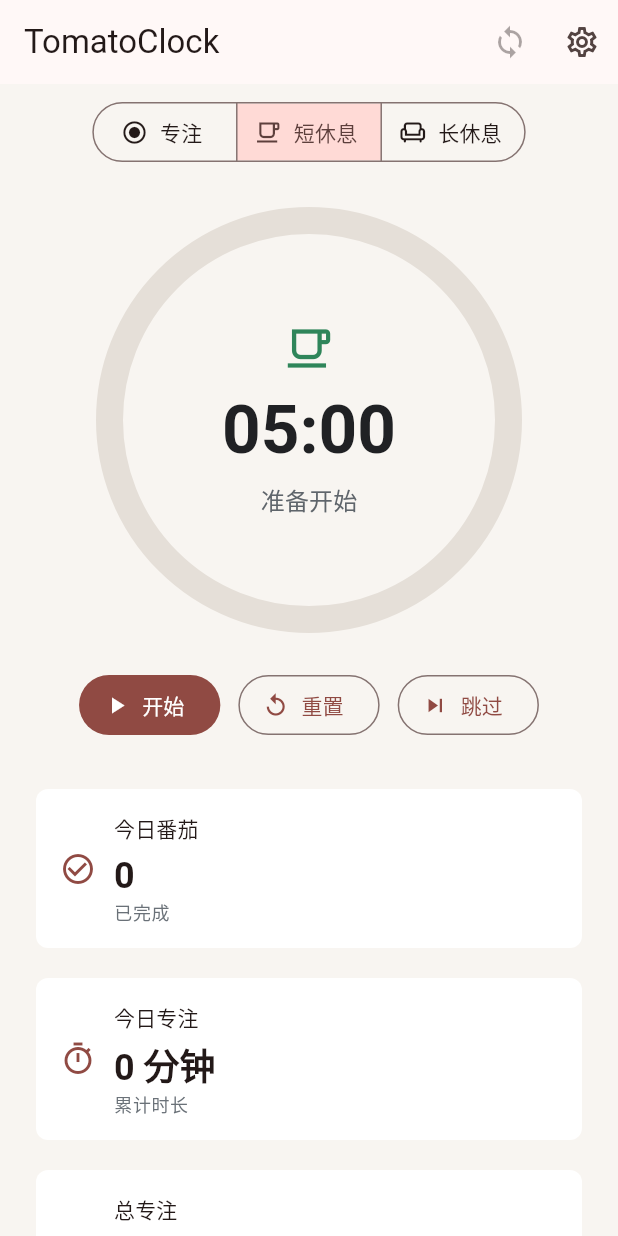
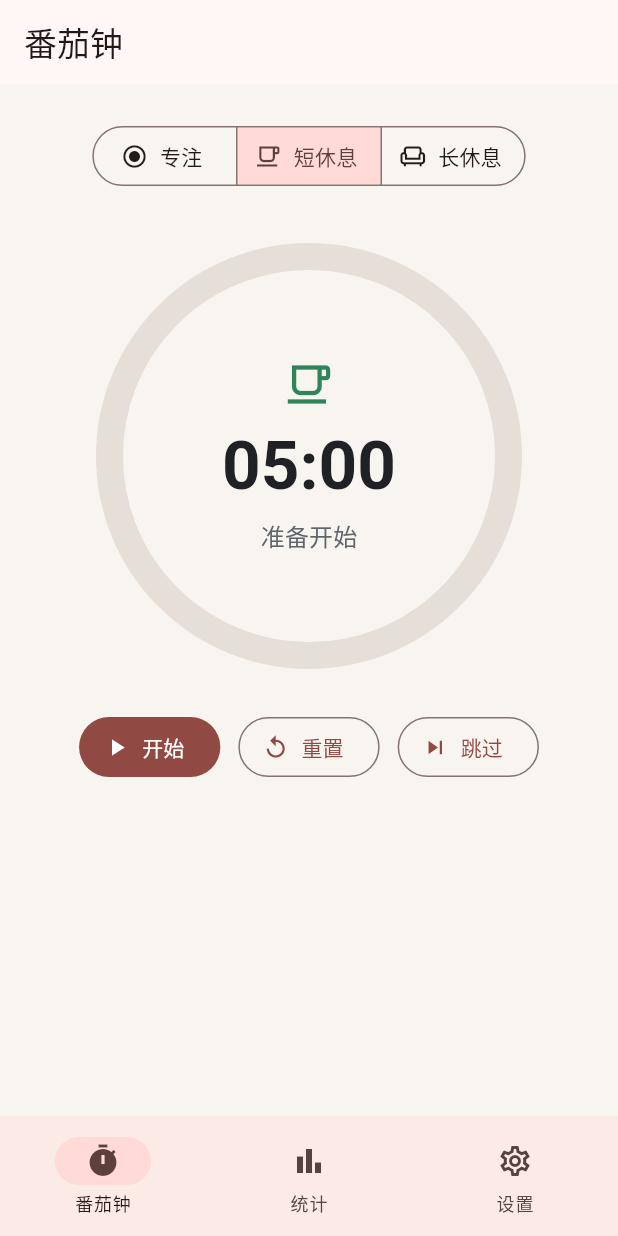
Before and after one commit to WuCaiCaiCai/Gan_clock, a Flutter app: the screen it shows after launch, after a tap on "短休息", on a phone screen of 412 x 824 dp. Run offline on Flutter 3.47's test engine with Material 3 defaults, Android fonts, the light colour scheme and no system bars.

Commit message:
Separate timer stats and settings views

```diff
--- a/lib/main.dart
+++ b/lib/main.dart
@@ -96,6 +96,7 @@
 
 class _TomatoHomePageState extends State<TomatoHomePage> {
   AppController? _controller;
+  int _selectedIndex = 0;
 
   @override
   void didChangeDependencies() {
@@ -134,73 +135,210 @@
   Widget build(BuildContext context) {
     final controller = AppScope.watch(context);
     final data = controller.data;
-    final timer = data.timer;
-    final settings = data.settings;
-    final color = _modeColor(timer.mode);
 
     return Scaffold(
-      appBar: AppBar(
-        title: const Text('TomatoClock'),
-        actions: [
-          IconButton(
-            tooltip: '同步',
-            onPressed: settings.webDav.isConfigured && !controller.syncing
-                ? controller.syncNow
-                : null,
-            icon: controller.syncing
-                ? const SizedBox.square(
-                    dimension: 20,
-                    child: CircularProgressIndicator(strokeWidth: 2),
-                  )
-                : const Icon(Icons.sync),
-          ),
-          IconButton(
-            tooltip: '设置',
-            onPressed: () => _openSettings(context),
-            icon: const Icon(Icons.settings_outlined),
+      appBar: AppBar(title: Text(_pageTitle(_selectedIndex))),
+      body: SafeArea(
+        child: controller.loading
+            ? const Center(child: CircularProgressIndicator())
+            : IndexedStack(
+                index: _selectedIndex,
+                children: [
+                  _TimerPage(controller: controller, data: data),
+                  _StatsPage(data: data),
+                  _SettingsPage(
+                    controller: controller,
+                    settings: data.settings,
                   ),
                 ],
               ),
-      body: SafeArea(
-        child: controller.loading
-            ? const Center(child: CircularProgressIndicator())
-            : Center(
+      ),
+      bottomNavigationBar: NavigationBar(
+        selectedIndex: _selectedIndex,
+        onDestinationSelected: (index) {
+          setState(() {
+            _selectedIndex = index;
+          });
+        },
+        destinations: const [
+          NavigationDestination(
+            icon: Icon(Icons.timer_outlined),
+            selectedIcon: Icon(Icons.timer),
+            label: '番茄钟',
+          ),
+          NavigationDestination(
+            icon: Icon(Icons.bar_chart_outlined),
+            selectedIcon: Icon(Icons.bar_chart),
+            label: '统计',
+          ),
+          NavigationDestination(
+            icon: Icon(Icons.settings_outlined),
+            selectedIcon: Icon(Icons.settings),
+            label: '设置',
+          ),
+        ],
+      ),
+    );
+  }
+}
+
+class _TimerPage extends StatelessWidget {
+  const _TimerPage({required this.controller, required this.data});
+
+  final AppController controller;
+  final TomatoData data;
+
+  @override
+  Widget build(BuildContext context) {
+    final timer = data.timer;
+    return Center(
       child: ConstrainedBox(
-                  constraints: const BoxConstraints(maxWidth: 720),
+        constraints: const BoxConstraints(maxWidth: 560),
         child: ListView(
-                    padding: const EdgeInsets.fromLTRB(20, 8, 20, 28),
+          padding: const EdgeInsets.fromLTRB(20, 24, 20, 32),
           children: [
             _ModeSelector(
               selected: timer.mode,
               enabled: timer.phase != TimerPhase.running,
               onChanged: controller.selectMode,
             ),
-                      const SizedBox(height: 26),
-                      TimerProgressRing(snapshot: timer, color: color),
-                      const SizedBox(height: 24),
+            const SizedBox(height: 34),
+            TimerProgressRing(snapshot: timer, color: _modeColor(timer.mode)),
+            const SizedBox(height: 28),
             _TimerActions(controller: controller, phase: timer.phase),
-                      const SizedBox(height: 28),
+          ],
+        ),
+      ),
+    );
+  }
+}
+
+class _StatsPage extends StatelessWidget {
+  const _StatsPage({required this.data});
+
+  final TomatoData data;
+
+  @override
+  Widget build(BuildContext context) {
+    return Center(
+      child: ConstrainedBox(
+        constraints: const BoxConstraints(maxWidth: 720),
+        child: ListView(
+          padding: const EdgeInsets.fromLTRB(20, 12, 20, 32),
+          children: [
             _TodayStats(data: data),
             const SizedBox(height: 16),
             FocusHeatmap(focusSecondsByDay: data.focusSecondsByDay()),
             const SizedBox(height: 16),
-                      _RecentSessions(sessions: data.sessions.take(5).toList()),
+            _RecentSessions(sessions: data.sessions.take(8).toList()),
           ],
-                  ),
-                ),
         ),
       ),
     );
   }
+}
 
-  void _openSettings(BuildContext context) {
+class _SettingsPage extends StatelessWidget {
+  const _SettingsPage({required this.controller, required this.settings});
+
+  final AppController controller;
+  final AppSettings settings;
+
+  @override
+  Widget build(BuildContext context) {
+    return Center(
+      child: ConstrainedBox(
+        constraints: const BoxConstraints(maxWidth: 720),
+        child: ListView(
+          padding: const EdgeInsets.fromLTRB(20, 12, 20, 32),
+          children: [
+            Card(
+              color: Colors.white,
+              child: Column(
+                children: [
+                  ListTile(
+                    leading: const Icon(Icons.tune),
+                    title: const Text('计时设置'),
+                    subtitle: Text(
+                      '专注 ${settings.focusMinutes} 分钟 · 短休 ${settings.shortBreakMinutes} 分钟 · 长休 ${settings.longBreakMinutes} 分钟',
+                    ),
+                    trailing: const Icon(Icons.chevron_right),
+                    onTap: () => _openTimerSettings(context),
+                  ),
+                  const Divider(height: 1, indent: 56),
+                  ListTile(
+                    leading: const Icon(Icons.vibration),
+                    title: const Text('切换提醒'),
+                    subtitle: Text(
+                      '${settings.completionHapticsEnabled ? '震动开启' : '震动关闭'} · ${settings.completionSoundEnabled ? '音效开启' : '音效关闭'}',
+                    ),
+                    trailing: const Icon(Icons.chevron_right),
+                    onTap: () => _openFeedbackSettings(context),
+                  ),
+                  const Divider(height: 1, indent: 56),
+                  ListTile(
+                    leading: const Icon(Icons.cloud_sync_outlined),
+                    title: const Text('WebDAV 同步'),
+                    subtitle: Text(
+                      settings.webDav.isConfigured ? '已配置远端备份' : '未配置',
+                    ),
+                    trailing: controller.syncing
+                        ? const SizedBox.square(
+                            dimension: 20,
+                            child: CircularProgressIndicator(strokeWidth: 2),
+                          )
+                        : const Icon(Icons.chevron_right),
+                    onTap: controller.syncing
+                        ? null
+                        : () => _openWebDavSettings(context),
+                  ),
+                ],
+              ),
+            ),
+          ],
+        ),
+      ),
+    );
+  }
+}
+
+String _pageTitle(int index) {
+  switch (index) {
+    case 0:
+      return '番茄钟';
+    case 1:
+      return '统计';
+    case 2:
+      return '设置';
+    default:
+      return 'TomatoClock';
+  }
+}
+
+void _openTimerSettings(BuildContext context) {
   showModalBottomSheet<void>(
     context: context,
+    showDragHandle: true,
     isScrollControlled: true,
-      showDragHandle: true,
-      builder: (_) => const SettingsSheet(),
+    builder: (_) => const _TimerSettingsSheet(),
   );
 }
+
+void _openFeedbackSettings(BuildContext context) {
+  showModalBottomSheet<void>(
+    context: context,
+    showDragHandle: true,
+    builder: (_) => const _FeedbackSettingsSheet(),
+  );
+}
+
+void _openWebDavSettings(BuildContext context) {
+  showModalBottomSheet<void>(
+    context: context,
+    showDragHandle: true,
+    isScrollControlled: true,
+    builder: (_) => const _WebDavSettingsSheet(),
+  );
 }
 
 class _ModeSelector extends StatelessWidget {
@@ -515,37 +653,8 @@
   }
 }
 
-class SettingsSheet extends StatefulWidget {
-  const SettingsSheet({super.key});
-
-  @override
-  State<SettingsSheet> createState() => _SettingsSheetState();
-}
-
-class _SettingsSheetState extends State<SettingsSheet> {
-  late final TextEditingController _endpointController;
-  late final TextEditingController _usernameController;
-  late final TextEditingController _passwordController;
-  late final TextEditingController _remotePathController;
-
-  @override
-  void initState() {
-    super.initState();
-    final settings = AppScope.read(context).data.settings.webDav;
-    _endpointController = TextEditingController(text: settings.endpoint);
-    _usernameController = TextEditingController(text: settings.username);
-    _passwordController = TextEditingController(text: settings.password);
-    _remotePathController = TextEditingController(text: settings.remotePath);
-  }
-
-  @override
-  void dispose() {
-    _endpointController.dispose();
-    _usernameController.dispose();
-    _passwordController.dispose();
-    _remotePathController.dispose();
-    super.dispose();
-  }
+class _TimerSettingsSheet extends StatelessWidget {
+  const _TimerSettingsSheet();
 
   @override
   Widget build(BuildContext context) {
@@ -558,7 +667,7 @@
         padding: EdgeInsets.fromLTRB(20, 0, 20, 20 + bottom),
         shrinkWrap: true,
         children: [
-          Text('设置', style: Theme.of(context).textTheme.titleLarge),
+          Text('计时设置', style: Theme.of(context).textTheme.titleLarge),
           const SizedBox(height: 16),
           NumberStepper(
             icon: Icons.psychology_alt_outlined,
@@ -611,10 +720,44 @@
             },
           ),
           const Divider(height: 28),
+        ],
+      ),
+    );
+  }
+}
+
+class _FeedbackSettingsSheet extends StatelessWidget {
+  const _FeedbackSettingsSheet();
+
+  @override
+  Widget build(BuildContext context) {
+    final controller = AppScope.watch(context);
+    final settings = controller.data.settings;
+
+    return SafeArea(
+      child: ListView(
+        padding: const EdgeInsets.fromLTRB(20, 0, 20, 20),
+        shrinkWrap: true,
+        children: [
+          Text('切换提醒', style: Theme.of(context).textTheme.titleLarge),
+          const SizedBox(height: 12),
+          SwitchListTile(
+            contentPadding: EdgeInsets.zero,
+            secondary: const Icon(Icons.vibration),
+            title: const Text('切换震动'),
+            subtitle: const Text('专注和休息阶段切换时使用手机震动提醒'),
+            value: settings.completionHapticsEnabled,
+            onChanged: (value) {
+              controller.updateSettings(
+                settings.copyWith(completionHapticsEnabled: value),
+              );
+            },
+          ),
           SwitchListTile(
             contentPadding: EdgeInsets.zero,
             secondary: const Icon(Icons.notifications_active_outlined),
             title: const Text('切换音效'),
+            subtitle: const Text('默认关闭，避免打扰；需要时可手动开启'),
             value: settings.completionSoundEnabled,
             onChanged: (value) {
               controller.updateSettings(
@@ -622,19 +765,56 @@
               );
             },
           ),
-          SwitchListTile(
-            contentPadding: EdgeInsets.zero,
-            secondary: const Icon(Icons.vibration),
-            title: const Text('切换震动'),
-            value: settings.completionHapticsEnabled,
-            onChanged: (value) {
-              controller.updateSettings(
-                settings.copyWith(completionHapticsEnabled: value),
+        ],
+      ),
     );
-            },
-          ),
-          const Divider(height: 28),
-          Text('WebDAV', style: Theme.of(context).textTheme.titleMedium),
+  }
+}
+
+class _WebDavSettingsSheet extends StatefulWidget {
+  const _WebDavSettingsSheet();
+
+  @override
+  State<_WebDavSettingsSheet> createState() => _WebDavSettingsSheetState();
+}
+
+class _WebDavSettingsSheetState extends State<_WebDavSettingsSheet> {
+  late final TextEditingController _endpointController;
+  late final TextEditingController _usernameController;
+  late final TextEditingController _passwordController;
+  late final TextEditingController _remotePathController;
+
+  @override
+  void initState() {
+    super.initState();
+    final settings = AppScope.read(context).data.settings.webDav;
+    _endpointController = TextEditingController(text: settings.endpoint);
+    _usernameController = TextEditingController(text: settings.username);
+    _passwordController = TextEditingController(text: settings.password);
+    _remotePathController = TextEditingController(text: settings.remotePath);
+  }
+
+  @override
+  void dispose() {
+    _endpointController.dispose();
+    _usernameController.dispose();
+    _passwordController.dispose();
+    _remotePathController.dispose();
+    super.dispose();
+  }
+
+  @override
+  Widget build(BuildContext context) {
+    final controller = AppScope.watch(context);
+    final settings = controller.data.settings;
+    final bottom = MediaQuery.viewInsetsOf(context).bottom;
+
+    return SafeArea(
+      child: ListView(
+        padding: EdgeInsets.fromLTRB(20, 0, 20, 20 + bottom),
+        shrinkWrap: true,
+        children: [
+          Text('WebDAV 同步', style: Theme.of(context).textTheme.titleLarge),
           const SizedBox(height: 12),
           TextField(
             controller: _endpointController,
```
Also changed, not shown: 2 other files. Lines whose indentation alone changed are shown as unchanged.
